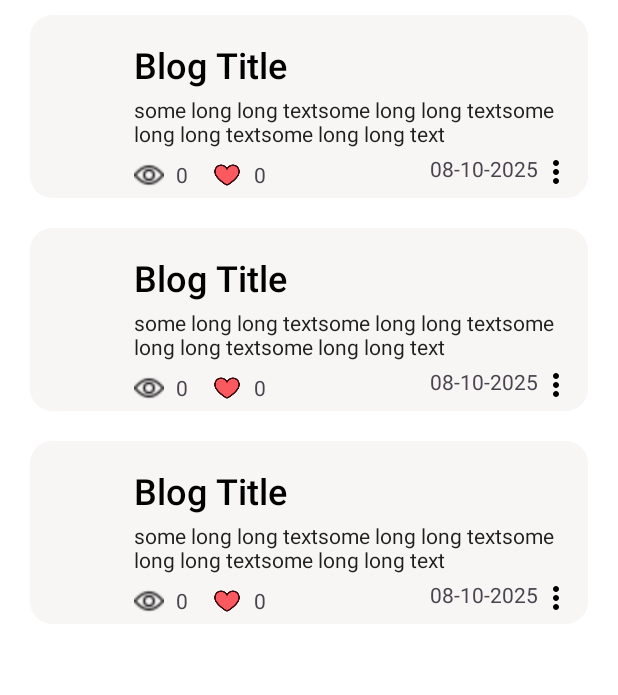
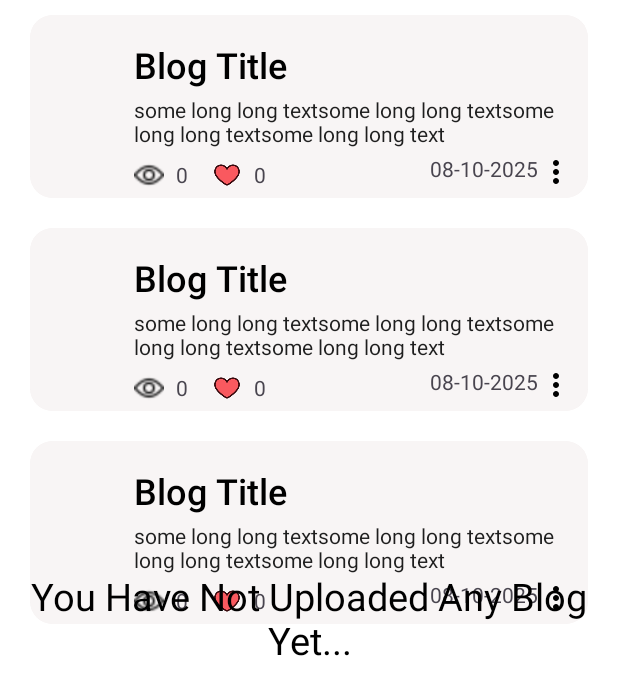
Before and after one commit to Divesh011/Blogg-It, an Android app: the layout fragment_my_blogs.xml on its own in the app's theme, with its tools: preview values and no code run, on a phone screen of 412 x 824 dp. Shown: the top 695 px of the screen. Run offline under Robolectric (Android 15) with nearby library versions, the phone set to English and light mode, and no system bars.

Commit message:
Added UI Element: in MyBlogsFragment to tell user that he has not uploaded any Blog.

```diff
--- a/app/src/main/res/layout/activity_main.xml
+++ b/app/src/main/res/layout/activity_main.xml
@@ -33,8 +33,9 @@
         app:layout_constraintEnd_toEndOf="parent"
         app:layout_constraintStart_toStartOf="parent"
         app:layout_constraintTop_toBottomOf="@+id/textView3"
+        >
 
-        />
+    </com.google.android.gms.common.SignInButton>
 
     <TextView
         style="@style/MediumTextStyle"
--- a/app/src/main/res/layout/activity_view_blog.xml
+++ b/app/src/main/res/layout/activity_view_blog.xml
@@ -119,7 +119,8 @@
             android:id="@+id/ViewBlogContent"
             style="@style/MediumTextStyle"
             android:layout_width="match_parent"
-            android:layout_height="wrap_content"
+            android:layout_height="0dp"
+            android:layout_weight="1"
             android:layout_marginVertical="4dp"
             android:fontFamily="@font/baloo_2"
             android:text="@string/dummytext"
--- a/app/src/main/res/layout/fragment_my_blogs.xml
+++ b/app/src/main/res/layout/fragment_my_blogs.xml
@@ -21,6 +21,21 @@
         app:layout_constraintTop_toTopOf="parent"
         tools:listitem="@layout/blogpostcard" />
 
+    <TextView
+        android:id="@+id/NoBlogsTv"
+        style="@style/LargeTextStyle"
+        android:layout_width="match_parent"
+        android:layout_height="wrap_content"
+        android:gravity="center"
+        android:textSize="25sp"
+        android:padding="10dp"
+        android:text="You Have Not Uploaded Any Blog Yet..."
+        app:layout_constraintBottom_toBottomOf="parent"
+        app:layout_constraintEnd_toEndOf="parent"
+        app:layout_constraintStart_toStartOf="parent"
+        app:layout_constraintTop_toTopOf="parent"
+        />
+
 
 
 </androidx.constraintlayout.widget.ConstraintLayout>
```
Also changed, not shown: app/src/main/java/com/divcode/bloggit/Fragments/MyBlogsFragment.kt (+10 -1 lines).
